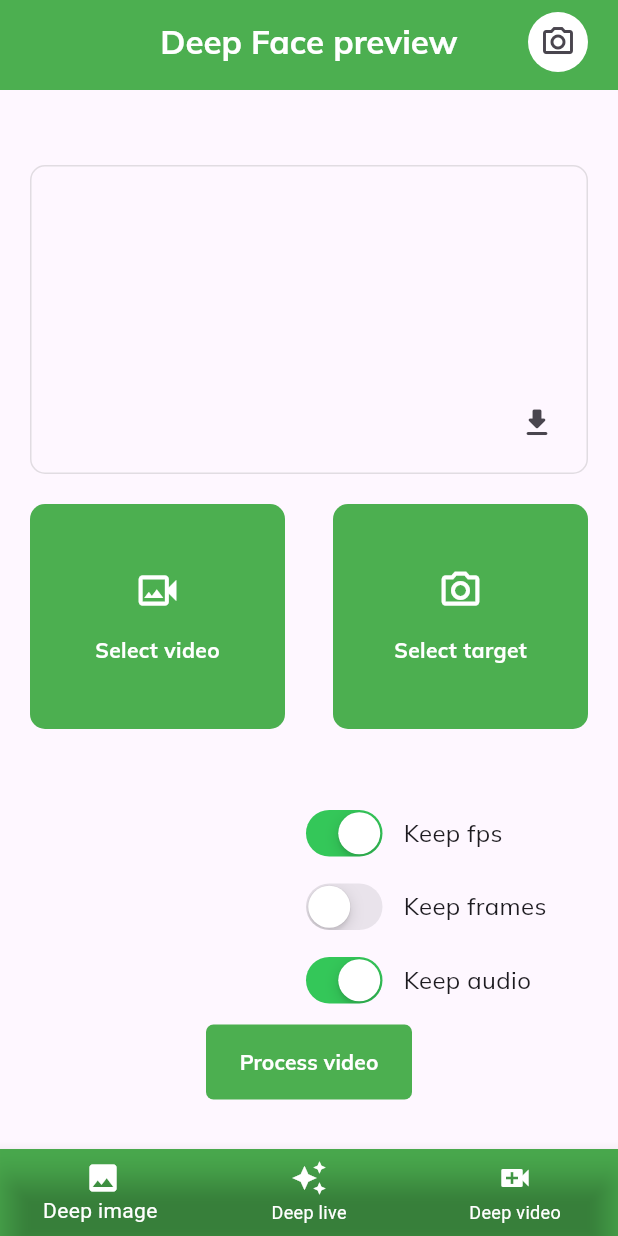
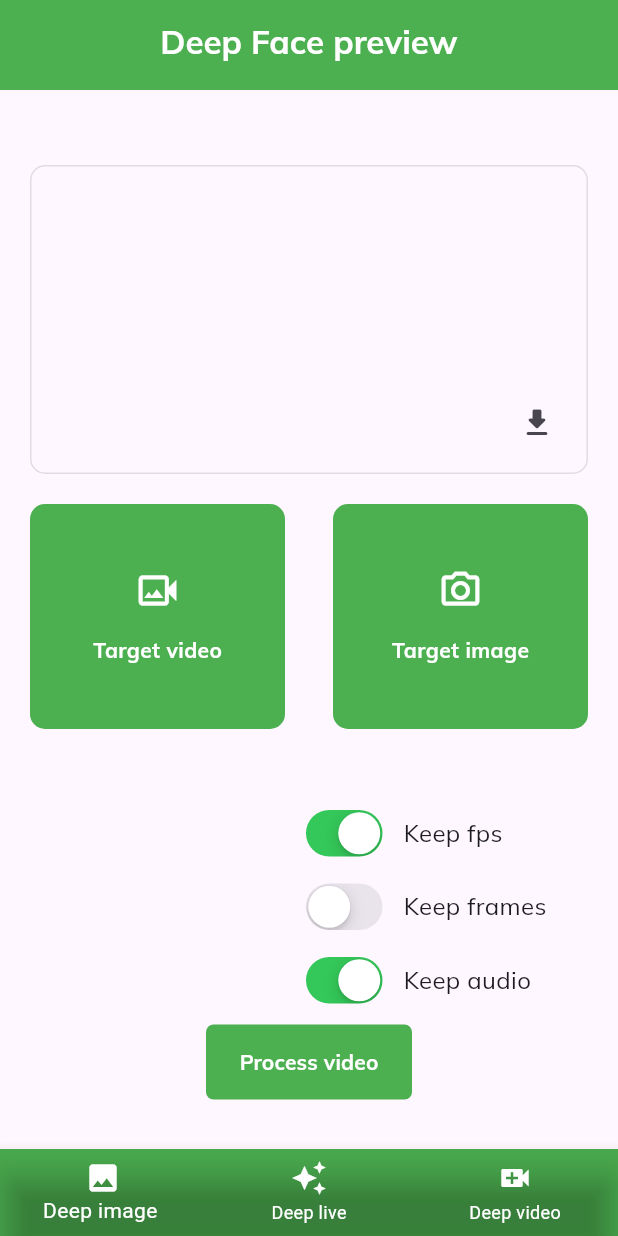
Before and after one commit to nicowalter256/flutter_deep_face_cam, a Flutter app: the screen it shows after launch, item 3 of the bottom bar chosen, on a phone screen of 412 x 824 dp. Run offline on Flutter 3.47's test engine with Material 3 defaults, Android fonts, the phone set to English and light mode, and no system bars; our stand-ins replace google_fonts, image_picker.

Commit message:
fix: made changes in color on different tabs

```diff
--- a/lib/controllers/home_controller.dart
+++ b/lib/controllers/home_controller.dart
@@ -4,7 +4,7 @@ class HomeController extends ChangeNotifier {
   int currentIndex = 0;
 
   String btnText = "Process image";
-  String cardText = "Select image";
+  String cardText = "Input image";
 
   List<Map<String, dynamic>> switchOtions = [
     {"id": 1, "name": "Keep fps", "status": true},
@@ -16,7 +16,7 @@ class HomeController extends ChangeNotifier {
     currentIndex = index;
     if (index == 0) {
       btnText = "Process image";
-      cardText = "Select image";
+      cardText = "Input image";
     }
     if (index == 1) {
       btnText = "Try live";
@@ -24,7 +24,7 @@ class HomeController extends ChangeNotifier {
     }
     if (index == 2) {
       btnText = "Process video";
-      cardText = "Select video";
+      cardText = "Target video";
     }
     notifyListeners();
   }
--- a/lib/views/home_screen.dart
+++ b/lib/views/home_screen.dart
@@ -84,7 +84,7 @@ class _HomeScreenState extends State<HomeScreen> {
                           btnColor: controller.currentIndex == 0
                               ? blueBG
                               : controller.currentIndex == 1
-                                  ? Colors.blue
+                                  ? Colors.redAccent.withOpacity(0.8)
                                   : Colors.green,
                           textColor: whiteBG,
                           onPress: () async => {
--- a/lib/widgets/app_bar_widget.dart
+++ b/lib/widgets/app_bar_widget.dart
@@ -19,7 +19,7 @@ class AppBarWidget extends StatelessWidget implements PreferredSizeWidget {
                 color: controller.currentIndex == 0
                     ? blueBG
                     : controller.currentIndex == 1
-                        ? Colors.blue
+                        ? Colors.redAccent.withOpacity(0.8)
                         : Colors.green),
           ),
           title: Text(
@@ -30,19 +30,6 @@ class AppBarWidget extends StatelessWidget implements PreferredSizeWidget {
             ),
           ),
           centerTitle: true,
-          actions: [
-            const SizedBox(width: 20),
-            Container(
-              height: 40,
-              width: 40,
-              decoration:
-                  const BoxDecoration(shape: BoxShape.circle, color: whiteBG),
-              child: const Center(
-                child: Icon(Icons.camera_alt_outlined),
-              ),
-            ),
-            const SizedBox(width: 20),
-          ],
         );
       },
     );
--- a/lib/widgets/bottom_navigation_widget.dart
+++ b/lib/widgets/bottom_navigation_widget.dart
@@ -16,7 +16,7 @@ class BottomNavigationWidget extends StatelessWidget {
               color: controller.currentIndex == 0
                   ? blueBG
                   : controller.currentIndex == 1
-                      ? Colors.blue
+                      ? Colors.redAccent.withOpacity(0.8)
                       : Colors.green),
           child: BottomNavigationBar(
             backgroundColor: Colors.transparent,
--- a/lib/widgets/process_image.dart
+++ b/lib/widgets/process_image.dart
@@ -212,7 +212,7 @@ class _ProcessImageState extends State<ProcessImage> {
                         color: controller.currentIndex == 0
                             ? blueBG
                             : controller.currentIndex == 1
-                                ? Colors.blue
+                                ? Colors.redAccent.withOpacity(0.8)
                                 : Colors.green,
                         borderRadius: BorderRadius.circular(10)),
                     padding: const EdgeInsets.all(10),
@@ -315,7 +315,7 @@ class _ProcessImageState extends State<ProcessImage> {
                         ),
                         const SizedBox(height: 15),
                         Text(
-                          "Select target",
+                          "Target image",
                           style: GoogleFonts.mulish(
                             textStyle: const TextStyle(
                                 color: whiteBG, fontWeight: FontWeight.bold),
```
